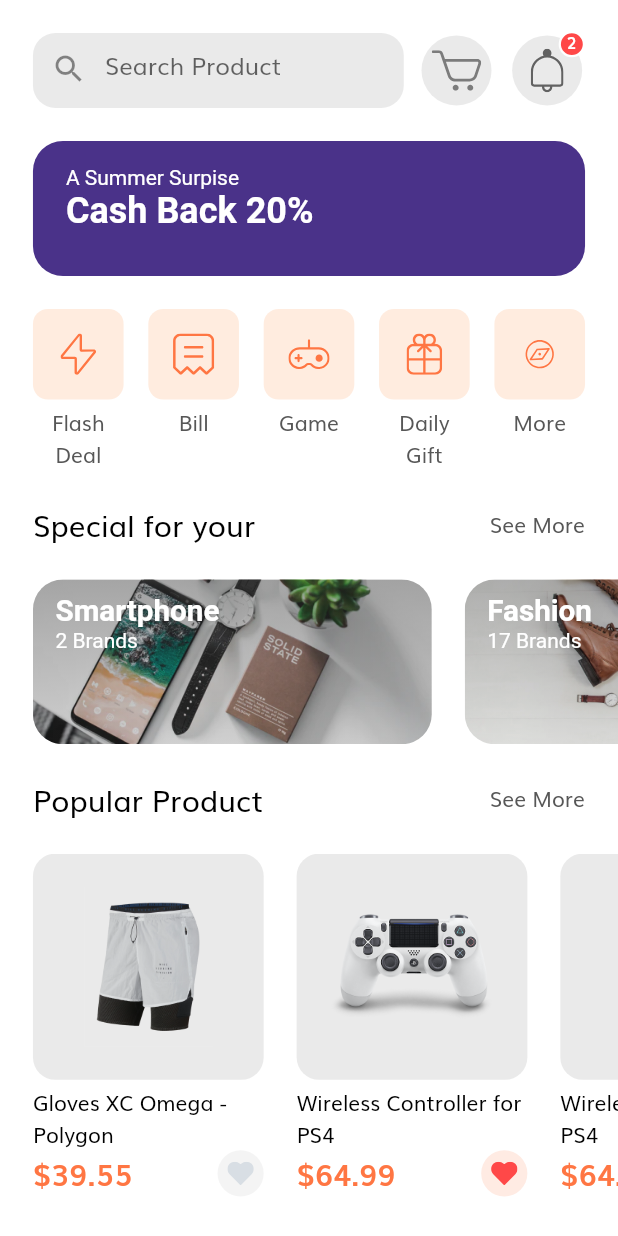
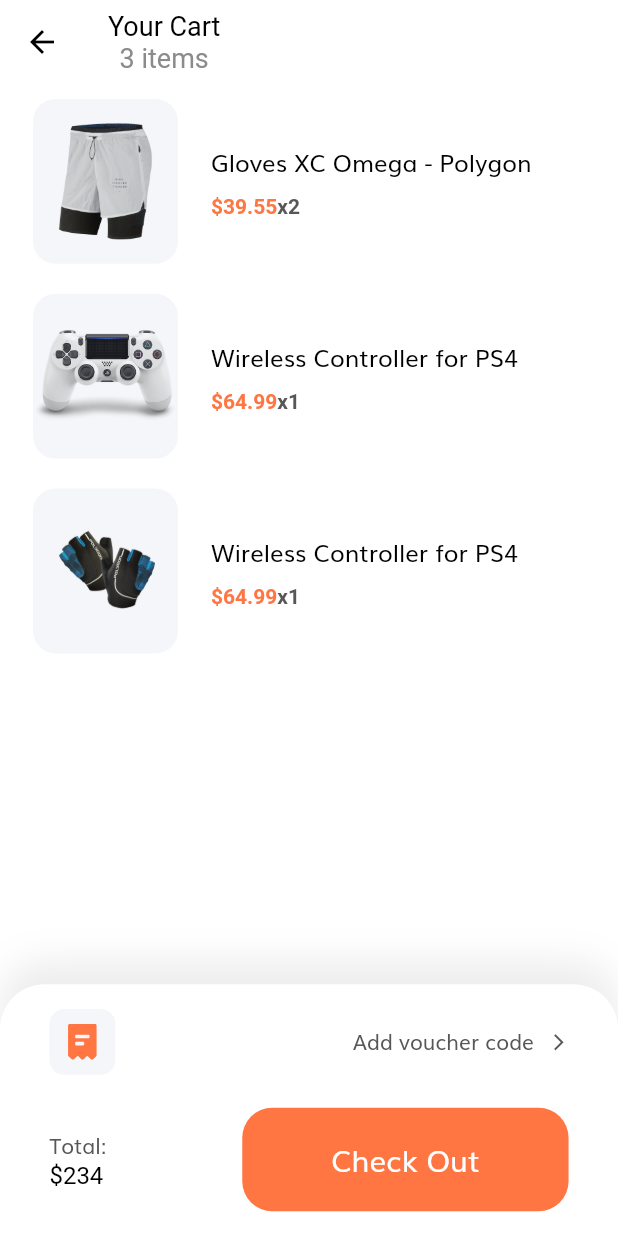
Before and after one commit to samirreaz/victoria_e_commarce, a Flutter app: the HomeScreen screen opened by its route, after a tap on an icon or button, on a phone screen of 412 x 824 dp. Run offline on Flutter 3.47's test engine with Material 2 defaults, Android fonts, the phone set to English and light mode, and no system bars; our stand-ins replace flutter_svg.

Commit message:
complete home page cart, setting in progress

```diff
--- a/lib/main.dart
+++ b/lib/main.dart
@@ -1,5 +1,6 @@
 import 'package:flutter/material.dart';
 import 'package:victoria_e_commerce/routs.dart';
+import 'package:victoria_e_commerce/screens/profile/profile_screen.dart';
 
 import 'package:victoria_e_commerce/screens/splash/splash_screen.dart';
 import 'package:victoria_e_commerce/theme.dart';
@@ -19,6 +20,7 @@ class MyApp extends StatelessWidget {
       //home: SplashScreen(),
       // we use routName so that we don't need to memnmber the
       initialRoute: SplashScreen.routeName,
+      //initialRoute: ProfileScreen.routeName,
       routes: routes,
     );
   }
--- /dev/null
+++ b/lib/models/Cart.dart
@@ -0,0 +1,22 @@
+import 'package:flutter/cupertino.dart';
+
+import 'Product.dart';
+
+class Cart {
+  final Product product;
+  final int numOfItem;
+
+  Cart({
+    @required this.product,
+    @required this.numOfItem,
+  });
+}
+
+
+
+// Demo data for our cart
+List<Cart> demoCarts =[
+  Cart(product: demoProducts[0], numOfItem: 2),
+  Cart(product: demoProducts[1], numOfItem: 1),
+  Cart(product: demoProducts[2], numOfItem:1),
+];
--- a/lib/models/Product.dart
+++ b/lib/models/Product.dart
@@ -7,8 +7,10 @@ class Product {
   final List<Color> colors;
   final double rating, price;
   final bool isFavourite, isPopular;
+  final int id;
 
   Product({
+    @required this.id,
     @required this.title,
     @required this.description,
     @required this.images,
@@ -24,6 +26,7 @@ class Product {
 
 List<Product> demoProducts = [
   Product(
+    id: 1,
     images: [
       'assets/images/Image Popular Product 2.png',
     ],
@@ -34,12 +37,14 @@ List<Product> demoProducts = [
       Colors.white,
     ],
     title: 'Gloves XC Omega - Polygon',
-    description: 'In publishing and graphic design, Lorem ipsum is a placeholder text commonly used to demonstrate the visual form of a document or a typeface without',
+    description:
+        'In publishing and graphic design, Lorem ipsum is a placeholder text commonly used to demonstrate the visual form of a document or a typeface without',
     price: 39.55,
     rating: 4.1,
     isPopular: true,
   ),
   Product(
+    id: 2,
     images: [
       'assets/images/ps4_console_white_1.png',
       'assets/images/ps4_console_white_2.png',
@@ -53,13 +58,15 @@ List<Product> demoProducts = [
       Colors.white,
     ],
     title: 'Wireless Controller for PS4',
-    description: 'A handy Lorem Ipsum Generator that helps to create dummy text for all layout needs.',
+    description:
+        'A handy Lorem Ipsum Generator that helps to create dummy text for all layout needs.',
     price: 64.99,
     rating: 4.8,
     isPopular: true,
     isFavourite: true,
   ),
   Product(
+    id: 3,
     images: [
       'assets/images/glap.png',
     ],
@@ -70,7 +77,8 @@ List<Product> demoProducts = [
       Colors.white,
     ],
     title: 'Wireless Controller for PS4',
-    description: 'A handy Lorem Ipsum Generator that helps to create dummy text for all layout needs.',
+    description:
+        'A handy Lorem Ipsum Generator that helps to create dummy text for all layout needs.',
     price: 64.99,
     rating: 4.1,
     isPopular: true,
--- a/lib/routs.dart
+++ b/lib/routs.dart
@@ -1,10 +1,12 @@
 import 'package:flutter/material.dart';
+import 'package:victoria_e_commerce/screens/cart/cart_screen.dart';
 import 'package:victoria_e_commerce/screens/complete_profile/complete_profile_screen.dart';
 import 'package:victoria_e_commerce/screens/details/details_screen.dart';
 import 'package:victoria_e_commerce/screens/forgot_password/forgot_password_screen.dart';
 import 'package:victoria_e_commerce/screens/home/home_screen.dart';
 import 'package:victoria_e_commerce/screens/login_success/login_success_screen.dart';
 import 'package:victoria_e_commerce/screens/otp/otp_screen.dart';
+import 'package:victoria_e_commerce/screens/profile/profile_screen.dart';
 import 'package:victoria_e_commerce/screens/sign_in/sign_in_screen.dart';
 import 'package:victoria_e_commerce/screens/sign_up/sign_up_screen.dart';
 import 'package:victoria_e_commerce/screens/splash/splash_screen.dart';
@@ -21,4 +23,6 @@ final Map<String, WidgetBuilder> routes = {
   OtpScreen.routeName:(context)=>OtpScreen(),
   HomeScreen.routeName:(context)=>HomeScreen(),
   DetailsScreen.routeName:(context)=>DetailsScreen(),
+  CartScreen.routeName:(context)=>CartScreen(),
+  ProfileScreen.routeName:(context)=>ProfileScreen(),
 };
--- /dev/null
+++ b/lib/screens/cart/cart_screen.dart
@@ -0,0 +1,34 @@
+import 'package:flutter/material.dart';
+import 'package:victoria_e_commerce/models/Cart.dart';
+import 'package:victoria_e_commerce/screens/cart/component/body.dart';
+
+import 'component/check_out_cart.dart';
+
+class CartScreen extends StatelessWidget {
+  static String routeName = 'cart';
+
+  @override
+  Widget build(BuildContext context) {
+    return Scaffold(
+      appBar: buildAppBar(),
+      body: Body(),
+      bottomNavigationBar: CheckOutCart(),
+    );
+  }
+
+  AppBar buildAppBar() {
+    return AppBar(
+      title: Column(
+        children: [
+          Text(
+            'Your Cart',
+            style: TextStyle(
+              color: Colors.black,
+            ),
+          ),
+          Text('${demoCarts.length} items'),
+        ],
+      ),
+    );
+  }
+}
--- /dev/null
+++ b/lib/screens/cart/component/body.dart
@@ -0,0 +1,53 @@
+import 'package:flutter/material.dart';
+import 'package:flutter_svg/flutter_svg.dart';
+import 'package:victoria_e_commerce/constant.dart';
+import 'package:victoria_e_commerce/models/Cart.dart';
+import 'package:victoria_e_commerce/models/Product.dart';
+
+import '../../../size_config.dart';
+import 'cart_item_card.dart';
+
+class Body extends StatefulWidget {
+  @override
+  _BodyState createState() => _BodyState();
+}
+
+class _BodyState extends State<Body> {
+  @override
+  Widget build(BuildContext context) {
+    return Padding(
+      padding:
+          EdgeInsets.symmetric(horizontal: getProportionateScreenWidth(20)),
+      child: ListView.builder(
+        itemCount: demoCarts.length,
+        itemBuilder: (context, index) => Padding(
+          padding: EdgeInsets.symmetric(vertical: 10),
+          child: Dismissible(
+            direction: DismissDirection.endToStart,
+            key: Key(demoCarts[index].product.id.toString()),
+            background: Container(
+              padding: EdgeInsets.symmetric(horizontal: 20),
+              decoration: BoxDecoration(
+                  color: Color(0xFFFFE6E6),
+                  borderRadius: BorderRadius.circular(20)),
+              child: Row(
+                children: [
+                  Spacer(),
+                  SvgPicture.asset('assets/icons/Trash.svg'),
+                ],
+              ),
+            ),
+            child: CartItemCard(
+              cart: demoCarts[index],
+            ),
+            onDismissed: (direction) {
+              setState(() {
+                demoCarts.removeAt(index);
+              });
+            },
+          ),
+        ),
+      ),
+    );
+  }
+}
--- /dev/null
+++ b/lib/screens/cart/component/cart_item_card.dart
@@ -0,0 +1,66 @@
+import 'package:flutter/material.dart';
+import 'package:victoria_e_commerce/models/Cart.dart';
+
+import '../../../constant.dart';
+import '../../../size_config.dart';
+
+class CartItemCard extends StatelessWidget {
+  const CartItemCard({
+    Key key,
+    this.cart,
+  }) : super(key: key);
+
+  final Cart cart;
+
+  @override
+  Widget build(BuildContext context) {
+    return Row(
+      children: [
+        SizedBox(
+          width: getProportionateScreenWidth(88),
+          child: AspectRatio(
+            aspectRatio: 0.88,
+            child: Container(
+              decoration: BoxDecoration(
+                color: Color(0xFFF5F6F9),
+                borderRadius: BorderRadius.circular(15),
+              ),
+              child: Image.asset(
+                  cart.product.images[0]), //demoCarts[0].product.images[0]
+            ),
+          ),
+        ),
+        SizedBox(width: getProportionateScreenWidth(20)),
+        Column(
+          crossAxisAlignment: CrossAxisAlignment.start,
+          children: [
+            Text(
+              //demoCarts[0].product.title,
+              cart.product.title,
+              maxLines: 2,
+              style: TextStyle(
+                fontSize: 16,
+                color: Colors.black,
+              ),
+            ),
+            const SizedBox(height: 10),
+            Text.rich(
+              TextSpan(
+                  text: '\$${cart.product.price}',
+                  style: TextStyle(
+                    fontWeight: FontWeight.w600,
+                    color: kPrimaryColor,
+                  ),
+                  children: [
+                    TextSpan(
+                      text: 'x${cart.numOfItem}',
+                      style: TextStyle(color: kTextColor),
+                    )
+                  ]),
+            ),
+          ],
+        )
+      ],
+    );
+  }
+}
--- /dev/null
+++ b/lib/screens/cart/component/check_out_cart.dart
@@ -0,0 +1,78 @@
+import 'package:flutter/material.dart';
+import 'package:flutter_svg/svg.dart';
+import 'package:victoria_e_commerce/components/default_button.dart';
+
+import '../../../constant.dart';
+import '../../../size_config.dart';
+
+class CheckOutCart extends StatelessWidget {
+  const CheckOutCart({
+    Key key,
+  }) : super(key: key);
+
+  @override
+  Widget build(BuildContext context) {
+    return Container(
+      padding: EdgeInsets.symmetric(
+        horizontal: getProportionateScreenWidth(30),
+        vertical: getProportionateScreenWidth(15),
+      ),
+      // we use this height only for demo
+      //height: 147,
+      decoration: BoxDecoration(
+        color: Colors.white,
+        borderRadius: BorderRadius.only(
+          topLeft: Radius.circular(30),
+          topRight: Radius.circular(30),
+        ),
+        boxShadow: [
+          BoxShadow(
+              offset: Offset(0, -15),
+              blurRadius: 20,
+              color: Color(0xFFDADADA).withOpacity(0.50)),
+        ],
+      ),
+      child: SafeArea(
+        child: Column(
+          mainAxisSize: MainAxisSize.min,
+          children: [
+            Row(
+              children: [
+                Container(
+                  padding: EdgeInsets.all(10),
+                  height: getProportionateScreenWidth(40),
+                  width: getProportionateScreenWidth(40),
+                  decoration: BoxDecoration(
+                      color: Color(0xFFF5F6F9),
+                      borderRadius: BorderRadius.circular(10)),
+                  child: SvgPicture.asset('assets/icons/receipt.svg'),
+                ),
+                Spacer(),
+                Text('Add voucher code'),
+                const SizedBox(width: 10),
+                Icon(
+                  Icons.arrow_forward_ios,
+                  size: 13,
+                  color: kTextColor,
+                )
+              ],
+            ),
+            SizedBox(height: getProportionateScreenWidth(20)),
+            Row(
+              mainAxisAlignment: MainAxisAlignment.spaceBetween,
+              children: [
+                Text.rich(
+                  TextSpan(
+                    text: 'Total:\n',
+                    children: [TextSpan(text: '\$234',style: TextStyle(fontSize: 16,color: Colors.black))],
+                  ),
+                ),
+                SizedBox(width: getProportionateScreenWidth(198),child: DefaultButton(text:'Check Out',press: (){},),),
+              ],
+            )
+          ],
+        ),
+      ),
+    );
+  }
+}
--- a/lib/screens/home/component/home_header.dart
+++ b/lib/screens/home/component/home_header.dart
@@ -1,4 +1,5 @@
 import 'package:flutter/material.dart';
+import 'package:victoria_e_commerce/screens/cart/cart_screen.dart';
 
 import '../../../size_config.dart';
 import 'icon_btn_with_counter.dart';
@@ -20,7 +21,7 @@ class HomeHeader extends StatelessWidget {
           SearchField(),
           IconBtnWithCounter(
             svgSrc: 'assets/icons/Cart Icon.svg',
-            press: () {},
+            press: () =>Navigator.pushNamed(context, CartScreen.routeName),
           ),
           IconBtnWithCounter(
             svgSrc: 'assets/icons/Bell.svg',
--- a/lib/screens/login_success/component/body.dart
+++ b/lib/screens/login_success/component/body.dart
@@ -8,10 +8,10 @@ class Body extends StatelessWidget {
   Widget build(BuildContext context) {
     return Column(
       children: [
-        SizedBox(height: SizeConfig.screenHeight * 0.04),
+        //SizedBox(height: SizeConfig.screenHeight * 0.04),
           Image.asset(
             'assets/images/success.png',
-          //height: SizeConfig.screenHeight * 0.4, //40%,
+            height: SizeConfig.screenHeight * 0.4, //40%,
           ),
           SizedBox(height: SizeConfig.screenHeight * 0.08),
           Text(
@@ -33,6 +33,7 @@ class Body extends StatelessWidget {
             ),
           ),
           Spacer(),
+
       ],
     );
   }
--- /dev/null
+++ b/lib/screens/profile/components/body.dart
@@ -0,0 +1,13 @@
+import 'package:flutter/material.dart';
+import 'package:flutter_svg/flutter_svg.dart';
+
+import 'profile_pic.dart';
+
+class Body extends StatelessWidget {
+  @override
+  Widget build(BuildContext context) {
+    return Column(
+      children: [ProfilePic()],
+    );
+  }
+}
--- /dev/null
+++ b/lib/screens/profile/components/profile_pic.dart
@@ -0,0 +1,44 @@
+import 'package:flutter/material.dart';
+import 'package:flutter_svg/svg.dart';
+
+class ProfilePic extends StatelessWidget {
+  const ProfilePic({
+    Key key,
+  }) : super(key: key);
+
+  @override
+  Widget build(BuildContext context) {
+    return SizedBox(
+      height: 112,
+      width: 112,
+      child: Stack(
+        fit: StackFit.expand,
+        overflow: Overflow.visible,
+        children: [
+          CircleAvatar(
+            backgroundImage: AssetImage('assets/images/Profile Image.png'),
+          ),
+          Positioned(
+            bottom: 0,
+            right: -12,
+            child: SizedBox(
+              height: 46,
+              width: 46,
+              child: FlatButton(
+                padding: EdgeInsets.zero,
+                shape: RoundedRectangleBorder(
+                    borderRadius: BorderRadius.circular(50),
+                    side: BorderSide(color: Colors.white)),
+                color: Color(0xFFF5F5EC),
+                onPressed: () {},
+                child: SvgPicture.asset(
+                  'assets/icons/Camera Icon.svg',
+                ),
+              ),
+            ),
+          ),
+        ],
+      ),
+    );
+  }
+}
--- /dev/null
+++ b/lib/screens/profile/profile_screen.dart
@@ -0,0 +1,15 @@
+import 'package:flutter/material.dart';
+import 'package:victoria_e_commerce/screens/profile/components/body.dart';
+class ProfileScreen extends StatelessWidget {
+
+  static String routeName='profile';
+  @override
+  Widget build(BuildContext context) {
+    return Scaffold(
+      appBar: AppBar(
+        title: Text('Profile'),
+      ),
+      body: Body(),
+    );
+  }
+}
--- a/lib/screens/sign_up/component/sign_up_form.dart
+++ b/lib/screens/sign_up/component/sign_up_form.dart
@@ -2,11 +2,11 @@ import 'package:flutter/material.dart';
 import 'package:victoria_e_commerce/components/custom_suffix_icon.dart';
 import 'package:victoria_e_commerce/components/default_button.dart';
 import 'package:victoria_e_commerce/components/form_error.dart';
-import 'package:victoria_e_commerce/components/social_card.dart';
 import 'package:victoria_e_commerce/screens/complete_profile/complete_profile_screen.dart';
 
 import '../../../constant.dart';
 import '../../../size_config.dart';
+
 class SingUpForm extends StatefulWidget {
   @override
   _SingUpFormState createState() => _SingUpFormState();
@@ -41,7 +41,7 @@ class _SingUpFormState extends State<SingUpForm> {
       key: _formKey,
       child: Padding(
         padding:
-        EdgeInsets.symmetric(horizontal: getProportionateScreenWidth(20)),
+            EdgeInsets.symmetric(horizontal: getProportionateScreenWidth(20)),
         child: Column(
           children: [
             buildEmailFormField(),
@@ -60,7 +60,6 @@ class _SingUpFormState extends State<SingUpForm> {
                 }
               },
             ),
-
           ],
         ),
       ),
```
Lines whose indentation alone changed are shown as unchanged.
